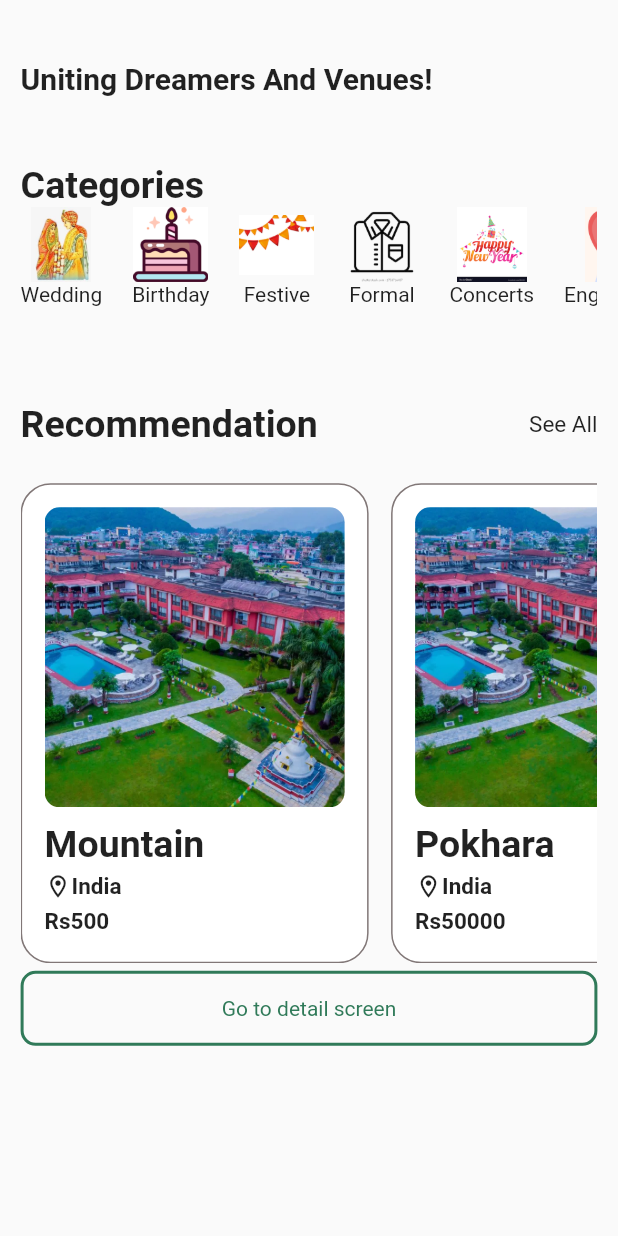
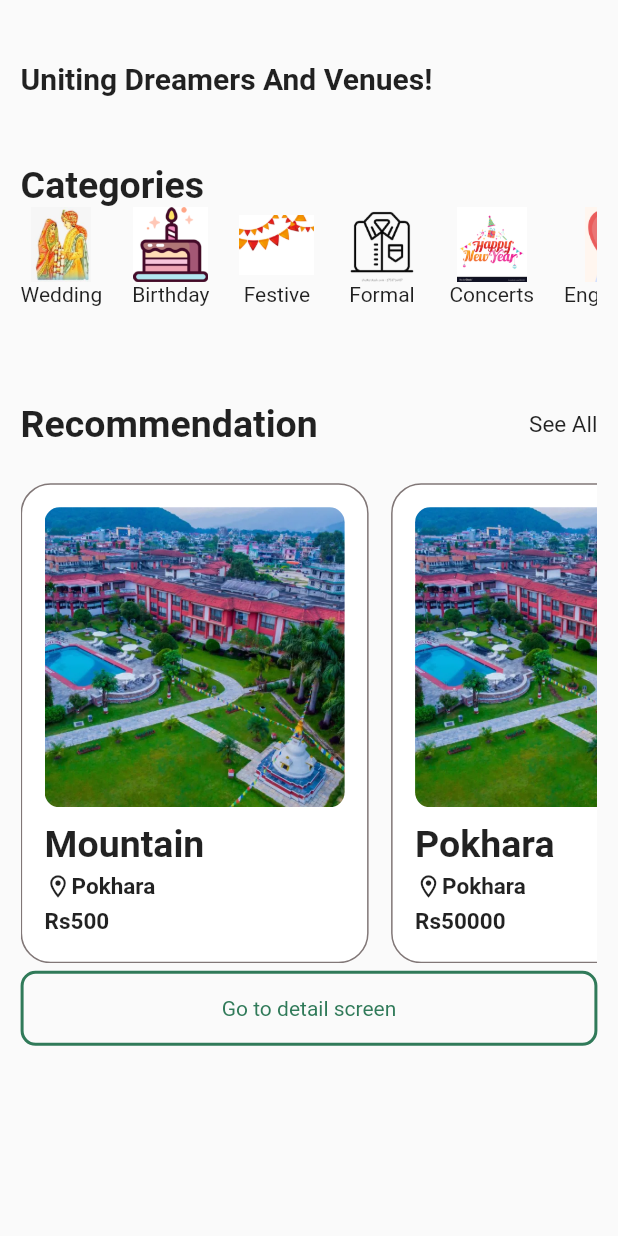
Before and after one commit to lgic-project/venue-match, a Flutter app: the SearchScreen screen opened directly, on a phone screen of 412 x 824 dp. Run offline on Flutter 3.47's test engine with Material 2 defaults, Android fonts, the phone set to English and light mode, and no system bars; our stand-ins replace get, shared_preferences; accounts and stored records are empty; statements that could not run were skipped.

Commit message:
chnages :destination tile

```diff
--- a/lib/modules/search_view/widgets/destination_tile.dart
+++ b/lib/modules/search_view/widgets/destination_tile.dart
@@ -44,7 +44,7 @@ class DestinationTile extends StatelessWidget {
                 size: 18,
               ),
               const Text(
-                "India",
+                "Pokhara",
                 style: TextStyle(fontSize: 15, fontWeight: FontWeight.bold),
               ),
             ],
```
